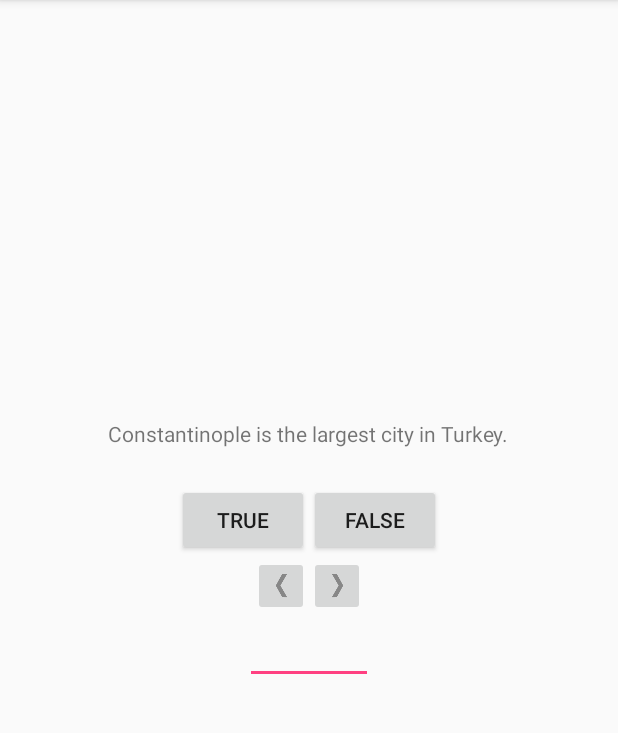
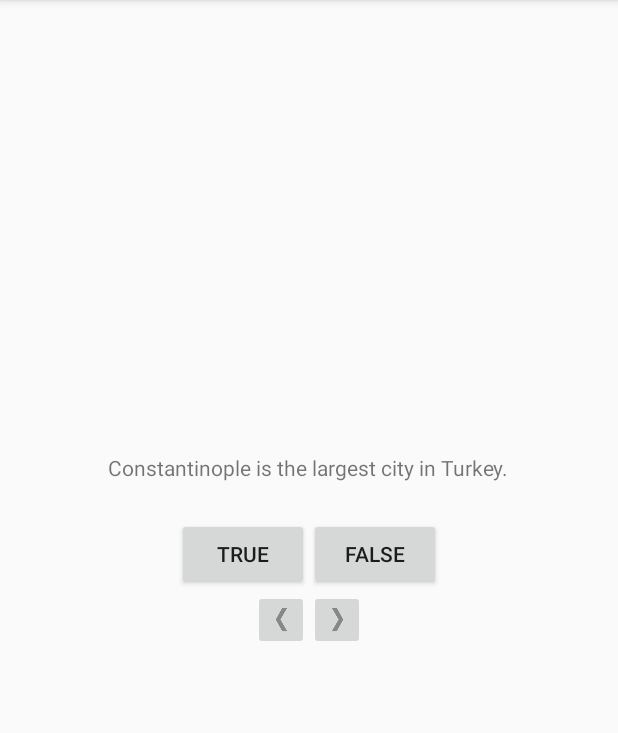
Before and after one commit to guillemc/android-bignerdranch-geoquiz, an Android app: the screen it shows after launch (QuizActivity), on a phone screen of 412 x 824 dp, the part 84-817 px from its top. Run offline under Robolectric (Android 15) with nearby library versions, the phone set to English and light mode, and no system bars.

Commit message:
Remove test EditText

```diff
--- a/app/src/main/java/com/bignerdranch/android/geoquiz/QuizActivity.java
+++ b/app/src/main/java/com/bignerdranch/android/geoquiz/QuizActivity.java
@@ -1,8 +1,6 @@
 package com.bignerdranch.android.geoquiz;
 
 import android.os.Bundle;
-import android.support.design.widget.FloatingActionButton;
-import android.support.design.widget.Snackbar;
 import android.support.v7.app.AppCompatActivity;
 import android.support.v7.widget.Toolbar;
 import android.util.Log;
@@ -51,7 +49,7 @@ public class QuizActivity extends AppCompatActivity {
 
     private void checkAnswer(boolean userPressedTrue) {
         boolean answerIsTrue = mQuestionBank[mCurrentIndex].isAnswerTrue();
-        int mid = 0;
+        int mid;
         if (userPressedTrue == answerIsTrue) {
             mid = R.string.correct_toast;
         } else {
--- a/app/src/main/res/layout-land/content_quiz.xml
+++ b/app/src/main/res/layout-land/content_quiz.xml
@@ -49,11 +49,5 @@
         android:src="@drawable/arrow_right"
         android:layout_gravity="bottom|right" />
 
-    <EditText
-        android:id="@+id/testtext"
-        android:layout_width="wrap_content"
-        android:layout_height="wrap_content"
-        android:ems="4"
-        android:layout_gravity="bottom|center"/>
 
 </FrameLayout>
--- a/app/src/main/res/layout/content_quiz.xml
+++ b/app/src/main/res/layout/content_quiz.xml
@@ -48,11 +48,6 @@
         android:src="@drawable/arrow_right" />
     </LinearLayout>
 
-    <EditText
-        android:id="@+id/testtext"
-        android:ems="4"
-        android:layout_width="wrap_content"
-        android:layout_height="wrap_content"/>
 
 
 </LinearLayout>
```
